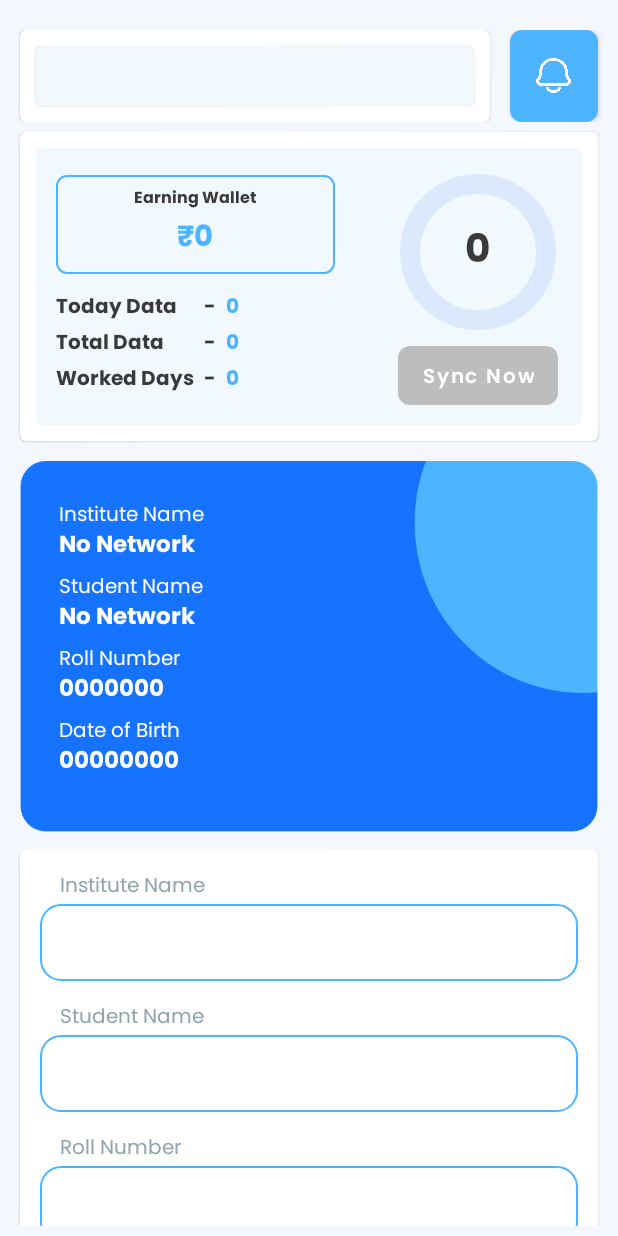
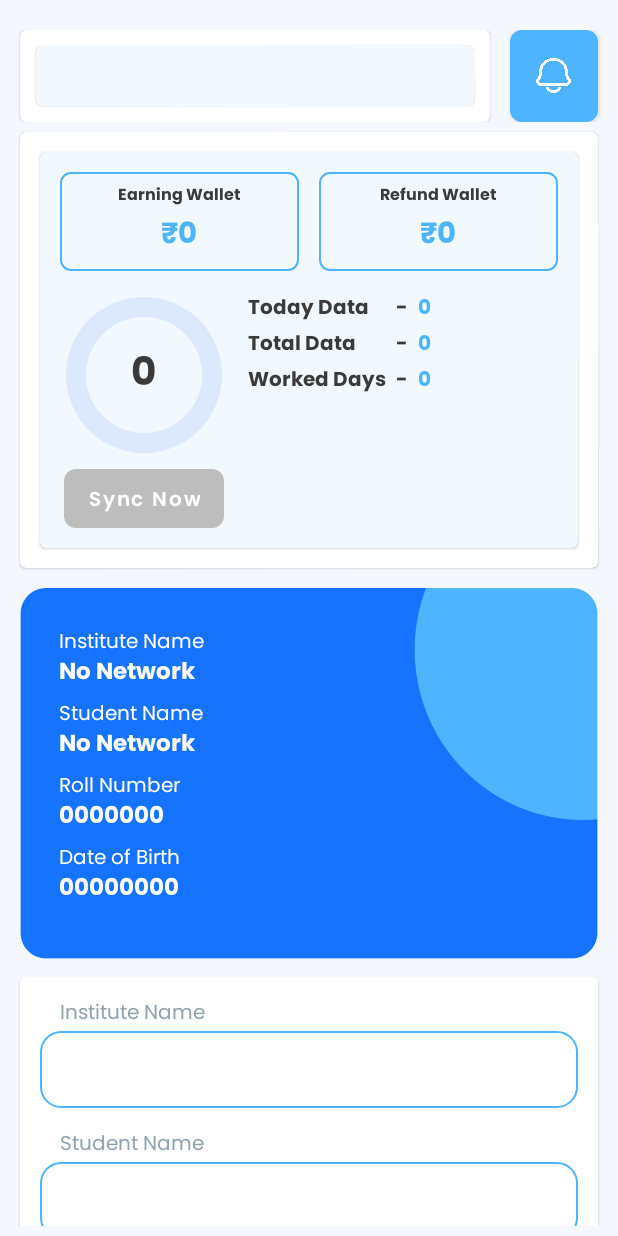
Before and after one commit to jayaprasad356/smart_id_app, an Android app: the layout fragment_home.xml on its own in the app's theme, with its tools: preview values and no code run, on a phone screen of 412 x 824 dp. Run offline under Robolectric (Android 15) with nearby library versions, the phone set to English and light mode, and no system bars; network calls fail.

Commit message:
version_32.0

```diff
--- a/app/build.gradle
+++ b/app/build.gradle
@@ -12,8 +12,8 @@ android {
         applicationId "com.gmwapp.slv_aidi"
         minSdk 23
         targetSdk 34
-        versionCode 31
-        versionName "31.0"
+        versionCode 32
+        versionName "32.0"
 
         testInstrumentationRunner "androidx.test.runner.AndroidJUnitRunner"
     }
--- a/app/src/main/java/com/gmwapp/slv_aidi/Adapter/JobPlanAdapter.java
+++ b/app/src/main/java/com/gmwapp/slv_aidi/Adapter/JobPlanAdapter.java
@@ -241,7 +241,8 @@ public class JobPlanAdapter extends RecyclerView.Adapter<JobPlanAdapter.PlanView
                             ((MainActivity) activity).userDetails();
                         }
                     } else {
-                        Toast.makeText(activity, message, Toast.LENGTH_SHORT).show();
+                        Toast.makeText(activity, "Please upload your course certificate to activate the plan", Toast.LENGTH_SHORT).show();
+//                        Toast.makeText(activity, message, Toast.LENGTH_SHORT).show();
                     }
                 } catch (JSONException e) {
                     Toast.makeText(activity, "Error: " + e.getMessage(), Toast.LENGTH_SHORT).show();
--- a/app/src/main/java/com/gmwapp/slv_aidi/Adapter/OutsourceJobPlanAdapter.java
+++ b/app/src/main/java/com/gmwapp/slv_aidi/Adapter/OutsourceJobPlanAdapter.java
@@ -207,7 +207,8 @@ public class OutsourceJobPlanAdapter extends RecyclerView.Adapter<OutsourceJobPl
                             ((MainActivity) activity).userDetails();
                         }
                     } else {
-                        Toast.makeText(activity, message, Toast.LENGTH_SHORT).show();
+                        Toast.makeText(activity, "Please upload your course certificate to activate the plan", Toast.LENGTH_SHORT).show();
+//                        Toast.makeText(activity, message, Toast.LENGTH_SHORT).show();
                     }
                 } catch (JSONException e) {
                     Toast.makeText(activity, "Error: " + e.getMessage(), Toast.LENGTH_SHORT).show();
--- a/app/src/main/java/com/gmwapp/slv_aidi/activities/MainActivity.kt
+++ b/app/src/main/java/com/gmwapp/slv_aidi/activities/MainActivity.kt
@@ -277,6 +277,7 @@ class MainActivity : AppCompatActivity() {
                             userObject.getString(Constant.FREE_PLAN),
                             userObject.getString(Constant.PAID_PLAN),
                             userObject.getString(Constant.AD_LINK),
+                            userObject.getString(Constant.REFUND_WALLET),
 //                            planObject.getString("name"),
 //                            planObject.getString("description"),
 //                            planObject.getString("validity"),
--- a/app/src/main/java/com/gmwapp/slv_aidi/fragment/HomeFragment.java
+++ b/app/src/main/java/com/gmwapp/slv_aidi/fragment/HomeFragment.java
@@ -81,7 +81,7 @@ public class HomeFragment extends Fragment {
     EditText edPasskey;
     EditText dobEditBox1, dobEditBox2, dobEditBox3, dobEditBox4, dobEditBox5, dobEditBox6, dobEditBox7, dobEditBox8;
     CircularProgressIndicator cbCodes;
-    TextView tvCodes, tvEarningWallet, tvTodayCodes, tvTotalCodes, tvWorkingDays, tvPlanName;
+    TextView tvCodes, tvEarningWallet, tvRefundWallet, tvTodayCodes, tvTotalCodes, tvWorkingDays, tvPlanName;
     TextView tvSchoolName, tvStudentName, tvRollNumber, tvDOB, tvPasskey;
     LinearLayout llWaiting;
     MaterialCardView rlSelectPlan;
@@ -121,6 +121,7 @@ public class HomeFragment extends Fragment {
         cbCodes = root.findViewById(R.id.cbCodes);
         tvCodes = root.findViewById(R.id.tvCodes);
         tvEarningWallet = root.findViewById(R.id.tvEarningWallet);
+        tvRefundWallet = root.findViewById(R.id.tvRefundWallet);
         tvTodayCodes = root.findViewById(R.id.tvTodayCodes);
         tvTotalCodes = root.findViewById(R.id.tvTotalCodes);
         tvWorkingDays = root.findViewById(R.id.tvWorkingDays);
@@ -575,6 +576,7 @@ public class HomeFragment extends Fragment {
 //        }
 
         String earningWallet = session.getData(Constant.EARNING_WALLET);
+        String refundWallet = session.getData(Constant.REFUND_WALLET);
         String todayCodes = session.getData(Constant.TODAY_CODES);
         String totalCodes = session.getData(Constant.TOTAL_CODES);
 //        String planId = session.getData("selected_plan_id");
@@ -589,10 +591,12 @@ public class HomeFragment extends Fragment {
 //        }
 
         tvEarningWallet.setText("₹" + (earningWallet != null ? earningWallet : "0"));
+        tvRefundWallet.setText("₹" + (refundWallet != null ? refundWallet : "0"));
         tvTodayCodes.setText(todayCodes != null ? todayCodes : "N/A");
         tvTotalCodes.setText(totalCodes != null ? totalCodes : "N/A");
 
         Log.d("initialCodeCount", "earningWallet: " + earningWallet);
+        Log.d("initialCodeCount", "refundWallet: " + refundWallet);
         Log.d("initialCodeCount", "TODAY_CODES: " + todayCodes);
         Log.d("initialCodeCount", "TOTAL_CODES: " + totalCodes);
         Log.d("selected_plan_id", "selected_plan_id: " + isPlanSelected);
--- a/app/src/main/java/com/gmwapp/slv_aidi/helper/Constant.java
+++ b/app/src/main/java/com/gmwapp/slv_aidi/helper/Constant.java
@@ -214,6 +214,7 @@ public class Constant {
     public static final String FREE_PLAN = "free_plan";
     public static final String PAID_PLAN = "paid_plan";
     public static final String AD_LINK = "ad_link";
+    public static final String REFUND_WALLET = "refund_wallet";
     public static final String PAID_PLAN_STATUS = "paid_plan_status";
     public static final String AD_STATUS = "ad_status";
     public static final String REWARD = "reward";
--- a/app/src/main/java/com/gmwapp/slv_aidi/helper/Session.java
+++ b/app/src/main/java/com/gmwapp/slv_aidi/helper/Session.java
@@ -86,7 +86,8 @@ public class Session {
             String min_withdrawal,
             String free_plan_status,
             String paid_plan_status,
-            String ad_link
+            String ad_link,
+            String refund_wallet
 //            String planName,
 //            String planDescription,
 //            String planValidity,
@@ -137,6 +138,7 @@ public class Session {
         editor.putString(Constant.FREE_PLAN_STATUS, free_plan_status);
         editor.putString(Constant.PAID_PLAN_STATUS, paid_plan_status);
         editor.putString(Constant.AD_LINK, ad_link);
+        editor.putString(Constant.REFUND_WALLET, refund_wallet);
 //        editor.putString(Constant.PLAN_NAME, planName);
 //        editor.putString(Constant.PLAN_DESCRIPTION, planDescription);
 //        editor.putString(Constant.PLAN_VALIDITY, planValidity);
--- a/app/src/main/res/layout/fragment_home.xml
+++ b/app/src/main/res/layout/fragment_home.xml
@@ -159,30 +159,28 @@
                 <com.google.android.material.card.MaterialCardView
                 android:layout_width="match_parent"
                 android:layout_height="wrap_content"
-                android:layout_margin="@dimen/_8sdp"
+                android:layout_margin="@dimen/_10sdp"
                 app:cardBackgroundColor="@color/primaryLightestColor"
                     app:cardUseCompatPadding="false">
 
                     <LinearLayout
-                        android:layout_margin="@dimen/_10sdp"
                         android:layout_width="match_parent"
                         android:layout_height="wrap_content"
-                        android:layout_gravity="center"
-                        android:gravity="center"
+                        android:orientation="vertical"
+                        android:layout_margin="@dimen/_10sdp">
+
+                    <LinearLayout
+                        android:id="@+id/llWallet"
+                        android:layout_width="match_parent"
+                        android:layout_height="wrap_content"
                         android:orientation="horizontal">
-
 
                         <LinearLayout
                             android:layout_width="0dp"
                             android:layout_weight="1"
                             android:layout_height="wrap_content"
-                            android:orientation="vertical">
-
-                            <LinearLayout
-                                android:layout_width="match_parent"
-                                android:layout_height="wrap_content"
                             android:padding="@dimen/_5sdp"
-                                android:layout_marginRight="@dimen/_30sdp"
+                            android:layout_marginEnd="@dimen/_5sdp"
                             android:background="@drawable/box"
                             android:orientation="vertical">
                             <TextView
@@ -207,9 +205,149 @@
 
                         </LinearLayout>
 
-                            <Space
+                        <LinearLayout
+                            android:layout_width="0dp"
+                            android:layout_weight="1"
+                            android:layout_height="wrap_content"
+                            android:padding="@dimen/_5sdp"
+                            android:layout_marginStart="@dimen/_5sdp"
+                            android:background="@drawable/box"
+                            android:orientation="vertical">
+                            <TextView
+                                android:layout_width="wrap_content"
+                                android:layout_height="wrap_content"
+                                android:text="@string/refund_wallet"
+                                android:textColor="@color/textColor"
+                                android:fontFamily="@font/poppins_bold"
+                                android:layout_gravity="center"
+                                android:textSize="@dimen/_8sdp"/>
+
+                            <TextView
+                                android:id="@+id/tvRefundWallet"
+                                android:layout_width="wrap_content"
+                                android:layout_height="wrap_content"
+                                android:layout_gravity="center"
+                                android:textColor="@color/primaryColor"
+                                android:fontFamily="@font/poppins_bold"
+                                android:textSize="@dimen/_15sdp"
+                                android:textStyle="bold"
+                                tools:text="₹0" />
+
+                        </LinearLayout>
+
+                    </LinearLayout>
+
+                    <LinearLayout
+                        android:id="@+id/llData"
                         android:layout_width="match_parent"
-                                android:layout_height="@dimen/_8sdp"/>
+                        android:layout_height="wrap_content"
+                        android:layout_gravity="center"
+                        android:gravity="start"
+                        android:orientation="horizontal"
+                        android:layout_marginTop="@dimen/_10sdp">
+
+                        <LinearLayout
+                    android:layout_width="wrap_content"
+                    android:layout_height="wrap_content"
+                    android:layout_gravity="center"
+                    android:gravity="center"
+                    android:orientation="vertical">
+                    <RelativeLayout
+                        android:layout_width="wrap_content"
+                        android:layout_height="wrap_content"
+                        android:gravity="center">
+
+                        <com.google.android.material.progressindicator.CircularProgressIndicator
+                            android:id="@+id/cbCodes"
+                            android:layout_width="match_parent"
+                            android:layout_height="match_parent"
+                            android:layout_gravity="center"
+                            app:indicatorColor="@color/primaryColor"
+                            app:indicatorSize="@dimen/_80sdp"
+                            app:trackColor="@color/secondaryColor"
+                            app:trackCornerRadius="@dimen/_12sdp"
+                            app:trackThickness="@dimen/_10sdp" />
+
+
+                        <TextView
+                            android:id="@+id/tvCodes"
+                            android:layout_width="wrap_content"
+                            android:layout_height="wrap_content"
+                            android:layout_centerInParent="true"
+                            android:text="0"
+                            android:fontFamily="@font/poppins_bold"
+                            android:textColor="@color/textColor"
+                            android:textSize="@dimen/_20sdp"
+                            android:textStyle="bold" />
+
+                    </RelativeLayout>
+
+
+
+                    <com.google.android.material.button.MaterialButton
+                        android:layout_marginTop="@dimen/_5sdp"
+                        android:id="@+id/btnSyncNow"
+                        android:layout_width="wrap_content"
+                        android:layout_height="@dimen/_30sdp"
+                        android:text="@string/sync_now"
+                        android:fontFamily="@font/poppins_semibold"
+                        android:textColor="@color/white"
+                        android:textSize="@dimen/_10sdp"
+                        android:textAllCaps="false"
+                        android:enabled="false"
+                        app:backgroundTint="@null"
+                        android:background="@drawable/enamble_disable_button"/>
+<!--                    <TextView-->
+<!--                        android:id="@+id/tvsync_unique_id"-->
+<!--                        android:layout_width="wrap_content"-->
+<!--                        android:layout_height="wrap_content"-->
+<!--                        android:text=""-->
+<!--                        android:textColor="@color/white"-->
+<!--                        android:layout_gravity="center"-->
+<!--                        android:textSize="@dimen/_10sdp"/>-->
+
+                 </LinearLayout>
+
+
+                        <LinearLayout
+                            android:layout_width="0dp"
+                            android:layout_weight="1"
+                            android:layout_height="wrap_content"
+                            android:orientation="vertical"
+                            android:layout_marginStart="@dimen/_10sdp">
+
+                            <!--                            <LinearLayout-->
+                            <!--                                android:layout_width="match_parent"-->
+                            <!--                                android:layout_height="wrap_content"-->
+                            <!--                                android:padding="@dimen/_5sdp"-->
+                            <!--                                android:layout_marginRight="@dimen/_30sdp"-->
+                            <!--                                android:background="@drawable/box"-->
+                            <!--                                android:orientation="vertical">-->
+                            <!--                                <TextView-->
+                            <!--                                    android:layout_width="wrap_content"-->
+                            <!--                                    android:layout_height="wrap_content"-->
+                            <!--                                    android:text="@string/earning_wallet"-->
+                            <!--                                    android:textColor="@color/textColor"-->
+                            <!--                                    android:fontFamily="@font/poppins_bold"-->
+                            <!--                                    android:layout_gravity="center"-->
+                            <!--                                    android:textSize="@dimen/_8sdp"/>-->
+
+                            <!--                                <TextView-->
+                            <!--                                    android:id="@+id/tvEarningWallet"-->
+                            <!--                                    android:layout_width="wrap_content"-->
+                            <!--                                    android:layout_height="wrap_content"-->
+                            <!--                                    android:layout_gravity="center"-->
+                            <!--                                    android:textColor="@color/primaryColor"-->
+                            <!--                                    android:fontFamily="@font/poppins_bold"-->
+                            <!--                                    android:textSize="@dimen/_15sdp"-->
+                            <!--                                    android:textStyle="bold"-->
+                            <!--                                    tools:text="₹0" />-->
+
+                            <!--                            </LinearLayout>-->
+
+<!--                            <Space-->
+<!--                                android:layout_width="match_parent"-->
+<!--                                android:layout_height="@dimen/_8sdp"/>-->
 
                             <LinearLayout
                                 android:layout_width="match_parent"
@@ -318,68 +456,8 @@
                             </LinearLayout>
 
                         </LinearLayout>
+                    </LinearLayout>
 
-                        <LinearLayout
-                    android:layout_width="wrap_content"
-                    android:layout_height="wrap_content"
-                    android:layout_gravity="center"
-                    android:gravity="center"
-                    android:orientation="vertical">
-                    <RelativeLayout
-                        android:layout_width="wrap_content"
-                        android:layout_height="wrap_content"
-                        android:gravity="center">
-
-                        <com.google.android.material.progressindicator.CircularProgressIndicator
-                            android:id="@+id/cbCodes"
-                            android:layout_width="match_parent"
-                            android:layout_height="match_parent"
-                            android:layout_gravity="center"
-                            app:indicatorColor="@color/primaryColor"
-                            app:indicatorSize="@dimen/_80sdp"
-                            app:trackColor="@color/secondaryColor"
-                            app:trackCornerRadius="@dimen/_12sdp"
-                            app:trackThickness="@dimen/_10sdp" />
-
-
-                        <TextView
-                            android:id="@+id/tvCodes"
-                            android:layout_width="wrap_content"
-                            android:layout_height="wrap_content"
-                            android:layout_centerInParent="true"
-                            android:text="0"
-                            android:fontFamily="@font/poppins_bold"
-                            android:textColor="@color/textColor"
-                            android:textSize="@dimen/_20sdp"
-                            android:textStyle="bold" />
-
-                    </RelativeLayout>
-
-
-
-                    <com.google.android.material.button.MaterialButton
-                        android:layout_marginTop="@dimen/_5sdp"
-                        android:id="@+id/btnSyncNow"
-                        android:layout_width="wrap_content"
-                        android:layout_height="@dimen/_30sdp"
-                        android:text="@string/sync_now"
-                        android:fontFamily="@font/poppins_semibold"
-                        android:textColor="@color/white"
-                        android:textSize="@dimen/_10sdp"
-                        android:textAllCaps="false"
-                        android:enabled="false"
-                        app:backgroundTint="@null"
-                        android:background="@drawable/enamble_disable_button"/>
-<!--                    <TextView-->
-<!--                        android:id="@+id/tvsync_unique_id"-->
-<!--                        android:layout_width="wrap_content"-->
-<!--                        android:layout_height="wrap_content"-->
-<!--                        android:text=""-->
-<!--                        android:textColor="@color/white"-->
-<!--                        android:layout_gravity="center"-->
-<!--                        android:textSize="@dimen/_10sdp"/>-->
-
-                 </LinearLayout>
                     </LinearLayout>
                 </com.google.android.material.card.MaterialCardView>
 
--- a/app/src/main/res/layout/fragment_jobs.xml
+++ b/app/src/main/res/layout/fragment_jobs.xml
@@ -63,6 +63,7 @@
             android:background="@drawable/button_bg"/>
 
         <com.google.android.material.button.MaterialButton
+            android:visibility="gone"
             android:layout_alignParentEnd="true"
             android:layout_marginHorizontal="@dimen/_10sdp"
             android:layout_marginTop="@dimen/_10sdp"
@@ -85,7 +86,7 @@
             app:iconTint="@null"/>
 
         <com.pierfrancescosoffritti.androidyoutubeplayer.core.player.views.YouTubePlayerView
-            android:layout_below="@+id/btnRecharge"
+            android:layout_below="@+id/btnFAQ"
             android:id="@+id/youtubePlayerView"
             android:layout_width="match_parent"
             android:layout_height="wrap_content"
--- a/app/src/main/res/layout/fragment_outsource_job.xml
+++ b/app/src/main/res/layout/fragment_outsource_job.xml
@@ -63,6 +63,7 @@
             android:background="@drawable/button_bg"/>
 
         <com.google.android.material.button.MaterialButton
+            android:visibility="gone"
             android:layout_alignParentEnd="true"
             android:layout_marginHorizontal="@dimen/_10sdp"
             android:layout_marginTop="@dimen/_10sdp"
@@ -85,7 +86,7 @@
             app:iconTint="@null"/>
 
         <com.pierfrancescosoffritti.androidyoutubeplayer.core.player.views.YouTubePlayerView
-            android:layout_below="@+id/btnRecharge"
+            android:layout_below="@+id/btnFAQ"
             android:id="@+id/youtubePlayerView"
             android:layout_width="match_parent"
             android:layout_height="wrap_content"
--- a/app/src/main/res/layout/job_plan_layout.xml
+++ b/app/src/main/res/layout/job_plan_layout.xml
@@ -108,6 +108,7 @@
 
 
                     <RelativeLayout
+                        android:visibility="gone"
                         android:layout_width="match_parent"
                         android:layout_height="wrap_content"
                         android:layout_weight="1">
@@ -152,8 +153,7 @@
                     <RelativeLayout
                         android:layout_width="match_parent"
                         android:layout_height="wrap_content"
-                        android:layout_weight="1"
-                        android:layout_marginTop="@dimen/_5sdp">
+                        android:layout_weight="1">
 
                         <LinearLayout
                             android:layout_width="match_parent"
--- a/app/src/main/res/values/strings.xml
+++ b/app/src/main/res/values/strings.xml
@@ -227,6 +227,7 @@
     <string name="_00000_aaaaaaaaaa">A2fdK95@kP#z*1j!%8IL</string>
     <string name="passkey">Passkey</string>
     <string name="passkey_name">Passkey Name</string>
+    <string name="refund_wallet">Refund Wallet</string>
 
     <string-array name="my_spinner_values">
         <item>Select Amount</item>
```
Lines whose indentation alone changed are shown as unchanged.
